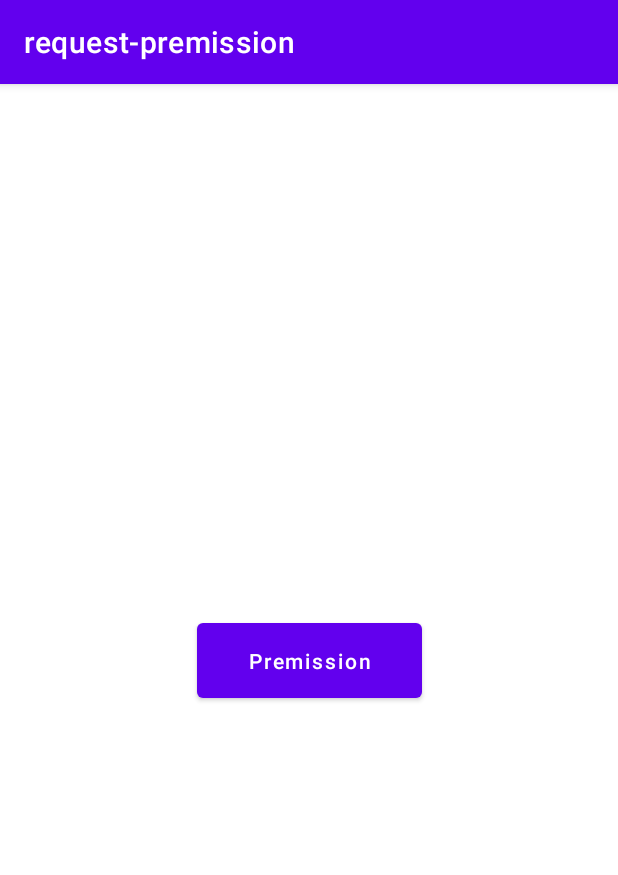
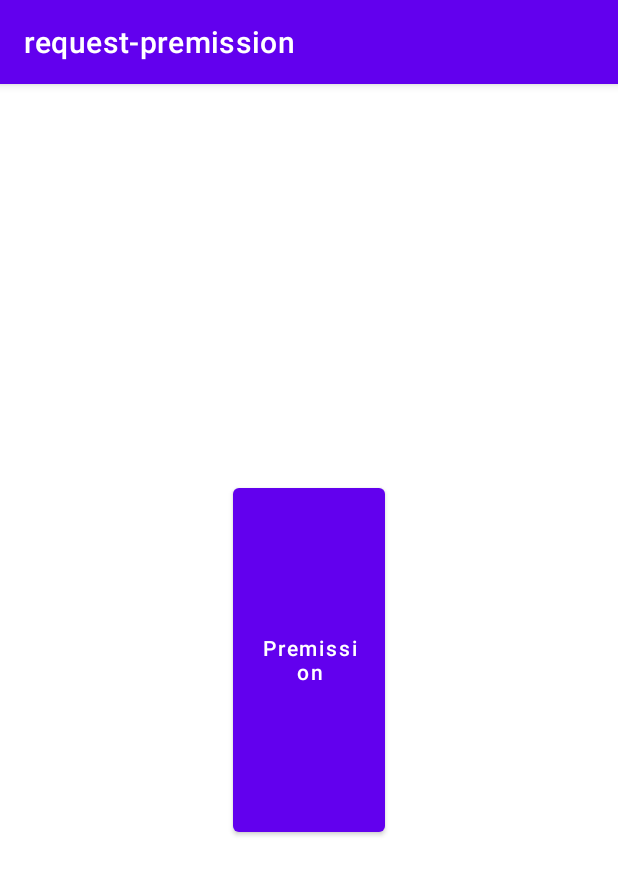
Before and after one commit to ShadyRamadan888/Test, an Android app: the screen it shows after launch (MainActivity), on a phone screen of 412 x 824 dp. Shown: the top 875 px of the screen. Run offline under Robolectric (Android 15) with nearby library versions, the phone set to English and light mode, and no system bars.

Commit message:
second c

```diff
--- a/app/src/main/res/layout/activity_main.xml
+++ b/app/src/main/res/layout/activity_main.xml
@@ -9,8 +9,8 @@
 
     <Button
         android:id="@+id/btpre"
-        android:layout_width="150dp"
-        android:layout_height="62dp"
+        android:layout_width="101dp"
+        android:layout_height="241dp"
         android:text="Premission"
         android:textAllCaps="false"
         app:layout_constraintBottom_toBottomOf="parent"
```
